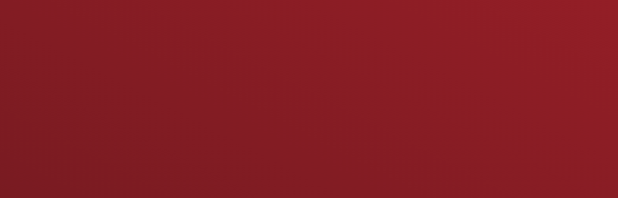
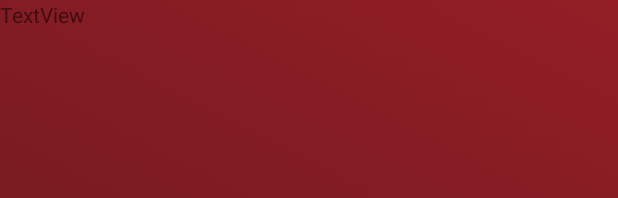
Before and after one commit to RajkumarPatel28/XAddict, an Android app: the layout activity_signup.xml on its own in the app's theme, with its tools: preview values and no code run, on a phone screen of 412 x 824 dp. Shown: the top 198 px of the screen. Run offline under Robolectric (Android 15) with nearby library versions, the phone set to English and light mode, and no system bars.

Commit message:
Update activity_signup.xml
Added a textView

```diff
--- a/XAddict/src/main/res/layout/activity_signup.xml
+++ b/XAddict/src/main/res/layout/activity_signup.xml
@@ -9,5 +9,10 @@
     tools:context=".SignupActivity">
 
 
+    <TextView
+        android:id="@+id/textView"
+        android:layout_width="wrap_content"
+        android:layout_height="wrap_content"
+        android:text="TextView" />
 
 </LinearLayout>
```
